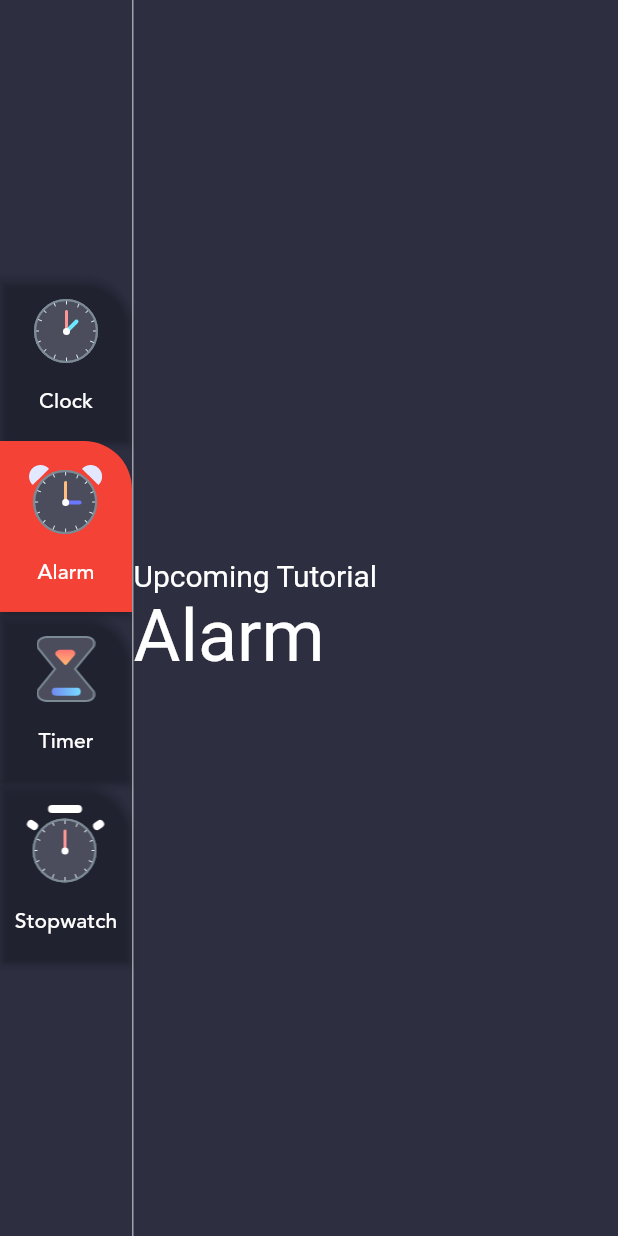
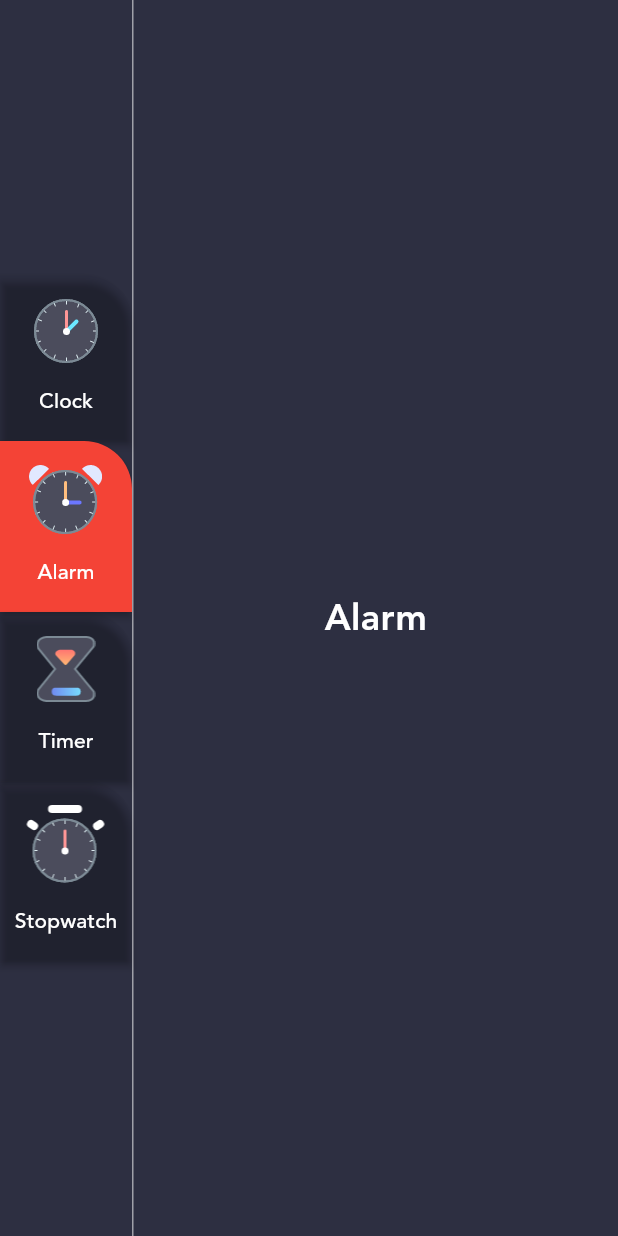
Before and after one commit to m7mdragab74/CognoRise-Infotech, a Flutter app: the screen it shows after launch, after a tap on "Alarm", on a phone screen of 412 x 824 dp. Run offline on Flutter 3.47's test engine with Material 3 defaults, Android fonts, the phone set to English and light mode, and no system bars; our stand-ins replace math_expressions, sqflite; accounts and stored records are empty.

Commit message:
start create alarm page

```diff
--- a/alarm_app/lib/views/alarm_page.dart
+++ b/alarm_app/lib/views/alarm_page.dart
@@ -0,0 +1,30 @@
+import 'package:alarm_app/data/theme_data.dart';
+import 'package:flutter/material.dart';
+
+class AlarmPage extends StatefulWidget {
+  const AlarmPage({super.key});
+
+  @override
+  State<AlarmPage> createState() => _AlarmPageState();
+}
+
+class _AlarmPageState extends State<AlarmPage> {
+  @override
+  Widget build(BuildContext context) {
+    return Container(
+      child: Column(
+        mainAxisAlignment: MainAxisAlignment.center,
+        children: [
+          Text(
+            'Alarm',
+            style: TextStyle(
+                fontFamily: 'avenir',
+                fontWeight: FontWeight.w700,
+                color: CustomColors.primaryTextColor,
+                fontSize: 24),
+          ),
+        ],
+      ),
+    );
+  }
+}
--- a/alarm_app/lib/views/home_page.dart
+++ b/alarm_app/lib/views/home_page.dart
@@ -1,5 +1,6 @@
 import 'package:alarm_app/data/data.dart';
 import 'package:alarm_app/data/enum.dart';
+import 'package:alarm_app/views/alarm_page.dart';
 import 'package:alarm_app/views/clock_page.dart';
 import 'package:alarm_app/widget/build_menu_button.dart';
 import 'package:flutter/material.dart';
@@ -31,6 +32,8 @@ class HomePage extends StatelessWidget {
               builder: (BuildContext context, MenuInfo value, Widget? child) {
                 if (value.menuType == MenuType.clock) {
                   return ClockPage();
+                } else if (value.menuType == MenuType.alarm) {
+                  return AlarmPage();
                 } else {
                   return Container(
                     child: RichText(
```
